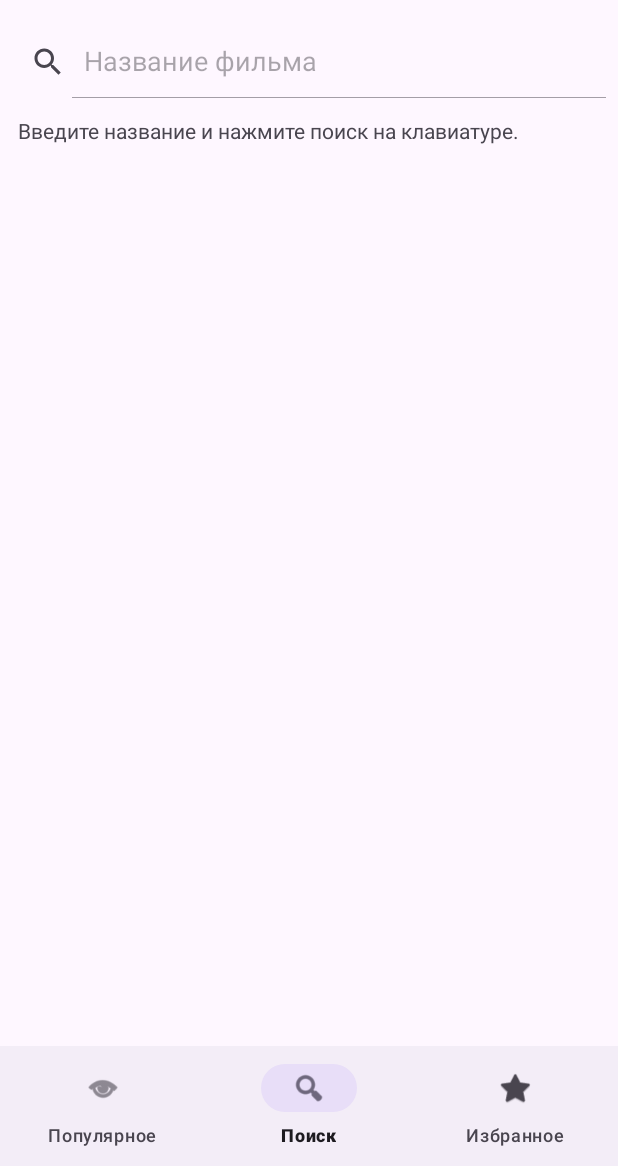
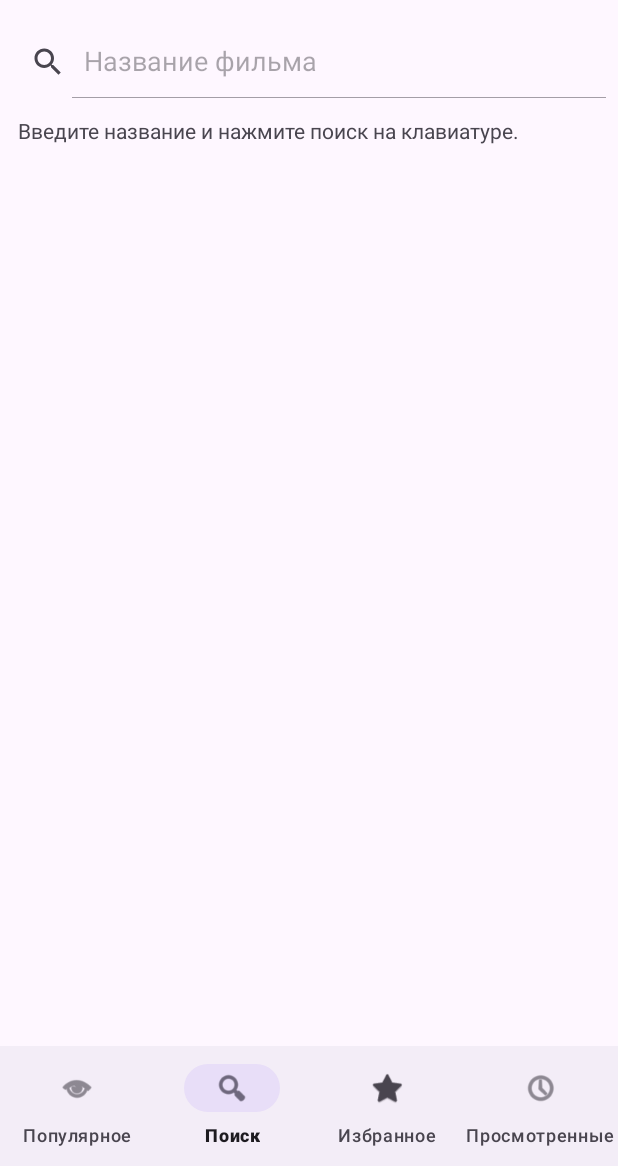
Before and after one commit to 1dober1/moviebox-android, an Android app: the screen it shows after launch (MainActivity), item 2 of the bottom bar chosen, on a phone screen of 412 x 824 dp, the part 70-1236 px from its top. Run offline under Robolectric (Android 15) with nearby library versions, the phone set to English and light mode, and no system bars; our stand-ins replace Room's generated code; pictures from the network do not load.

Commit message:
Add watched movies tab with personal ratings and notes

```diff
--- a/app/src/main/java/com/example/lab5/MainActivity.kt
+++ b/app/src/main/java/com/example/lab5/MainActivity.kt
@@ -37,7 +37,7 @@ class MainActivity : AppCompatActivity() {
         binding.movies.layoutManager = LinearLayoutManager(this)
         binding.movies.adapter = adapter
         binding.navigation.setOnItemSelectedListener {
-            model.selectTab(when (it.itemId) { R.id.search -> 1; R.id.favorites -> 2; else -> 0 })
+            model.selectTab(when (it.itemId) { R.id.search -> 1; R.id.favorites -> 2; R.id.watched -> 3; else -> 0 })
             true
         }
         binding.toolbar.setOnMenuItemClickListener {
@@ -63,21 +63,22 @@ class MainActivity : AppCompatActivity() {
                     val movies = state.visibleMovies()
                     binding.searchInput.isVisible = ui.tab == 1
                     binding.progress.isVisible = ui.loading
-                    binding.retry.isVisible = ui.tab != 2 && (ui.tab == 0 || ui.query.isNotEmpty())
+                    binding.retry.isVisible = ui.tab < 2 && (ui.tab == 0 || ui.query.isNotEmpty())
                     binding.retry.isEnabled = !ui.loading
-                    binding.more.isVisible = ui.tab != 2 && ui.page > 0 && ui.page < ui.totalPages
+                    binding.more.isVisible = ui.tab < 2 && ui.page > 0 && ui.page < ui.totalPages
                     binding.more.isEnabled = !ui.loading
                     binding.status.text = ui.message.ifEmpty {
                         when {
                             ui.loading -> "Загрузка…"
                             ui.tab == 1 && ui.query.isEmpty() -> "Введите название и нажмите поиск на клавиатуре."
+                            movies.isEmpty() && ui.tab == 3 -> getString(R.string.watched_empty)
                             movies.isEmpty() && ui.tab == 2 -> "В избранном пока нет фильмов."
                             movies.isEmpty() -> "Ничего не найдено."
                             else -> "Фильмов: ${movies.size}"
                         }
                     }
                     binding.navigation.menu.getItem(ui.tab).isChecked = true
-                    adapter.submitList(movies.map { MovieRow(it, state.personal[it.id], ui.tab == 2) })
+                    adapter.submitList(movies.map { MovieRow(it, state.personal[it.id], ui.tab >= 2) })
                 }
             }
         }
--- a/app/src/main/java/com/example/lab5/MovieAdapter.kt
+++ b/app/src/main/java/com/example/lab5/MovieAdapter.kt
@@ -33,9 +33,9 @@ class MovieAdapter(private val open: (Int) -> Unit, private val favorite: (Int)
             note.isVisible = row.showNote && row.personal != null
             note.text = row.personal?.let { personal ->
                 listOfNotNull(
-                    personal.note.takeIf(String::isNotBlank),
+                    if (personal.stars > 0) "Моя оценка: ${personal.stars}/5" else "Моя оценка: не выставлена",
                     "Просмотрено".takeIf { personal.watched },
-                    "Моя оценка: ${personal.stars}/5".takeIf { personal.stars > 0 }
+                    personal.note.takeIf(String::isNotBlank)
                 ).joinToString("\n")
             }
             favorite.setText(if (row.personal?.favorite == true) R.string.remove_favorite else R.string.add_favorite)
--- a/app/src/main/java/com/example/lab5/MovieViewModel.kt
+++ b/app/src/main/java/com/example/lab5/MovieViewModel.kt
@@ -24,8 +24,10 @@ data class MovieUi(
 )
 
 data class MovieState(val ui: MovieUi, val movies: List<Movie>, val personal: Map<Int, Personal>) {
-    fun visibleMovies(): List<Movie> = if (ui.tab == 2) {
-        movies.filter { personal[it.id]?.favorite == true }.sortedBy { it.title }
+    fun visibleMovies(): List<Movie> = if (ui.tab >= 2) {
+        movies.filter {
+            if (ui.tab == 2) personal[it.id]?.favorite == true else personal[it.id]?.watched == true
+        }.sortedBy { it.title }
     } else {
         val byId = movies.associateBy { it.id }
         ui.ids.mapNotNull { byId[it] }
@@ -59,7 +61,7 @@ class MovieViewModel(application: Application) : AndroidViewModel(application) {
 
     fun load(more: Boolean = false) {
         val current = ui.value
-        if (current.loading || current.tab == 2 || (current.tab == 1 && current.query.isBlank())) return
+        if (current.loading || current.tab >= 2 || (current.tab == 1 && current.query.isBlank())) return
         if (more && current.page >= current.totalPages) return
         loadJob = viewModelScope.launch {
             val page = if (more) current.page + 1 else 1
--- a/app/src/main/res/layout/activity_main.xml
+++ b/app/src/main/res/layout/activity_main.xml
@@ -26,5 +26,6 @@
     </LinearLayout>
     <com.google.android.material.bottomnavigation.BottomNavigationView
         android:id="@+id/navigation" android:layout_width="match_parent" android:layout_height="wrap_content"
-        app:menu="@menu/navigation" app:labelVisibilityMode="labeled" />
+        app:itemTextAppearanceActive="@style/TextAppearance.MovieNavigation"
+        app:itemTextAppearanceInactive="@style/TextAppearance.MovieNavigation" app:menu="@menu/navigation" app:labelVisibilityMode="labeled" app:itemHorizontalTranslationEnabled="false" />
 </LinearLayout>
--- a/app/src/main/res/layout/item_movie.xml
+++ b/app/src/main/res/layout/item_movie.xml
@@ -11,7 +11,7 @@
             android:textSize="18sp" android:textStyle="bold" />
         <TextView android:id="@+id/metadata" android:layout_width="match_parent" android:layout_height="wrap_content" />
         <TextView android:id="@+id/note" android:layout_width="match_parent" android:layout_height="wrap_content"
-            android:maxLines="3" android:ellipsize="end" android:visibility="gone" />
+            android:visibility="gone" />
         <Button android:id="@+id/favorite" android:layout_width="wrap_content" android:layout_height="wrap_content"
             android:text="@string/add_favorite" />
     </LinearLayout>
--- a/app/src/main/res/menu/navigation.xml
+++ b/app/src/main/res/menu/navigation.xml
@@ -2,4 +2,5 @@
     <item android:id="@+id/popular" android:icon="@android:drawable/ic_menu_view" android:title="@string/popular" />
     <item android:id="@+id/search" android:icon="@android:drawable/ic_menu_search" android:title="@string/search" />
     <item android:id="@+id/favorites" android:icon="@android:drawable/btn_star_big_on" android:title="@string/favorites" />
+    <item android:id="@+id/watched" android:icon="@android:drawable/ic_menu_recent_history" android:title="@string/watched_movies" />
 </menu>
--- a/app/src/main/res/values/strings.xml
+++ b/app/src/main/res/values/strings.xml
@@ -10,6 +10,8 @@
     <string name="remove_favorite">Убрать из избранного</string>
     <string name="back">Назад</string>
     <string name="note_hint">Личная заметка</string>
+    <string name="watched_movies">Просмотренные</string>
+    <string name="watched_empty">Просмотренных фильмов пока нет. Отметьте фильм просмотренным в деталях и сохраните.</string>
     <string name="watched">Просмотрено</string>
     <string name="personal_rating">Моя оценка (1–5 звёзд)</string>
     <string name="save">Сохранить</string>
--- a/app/src/main/res/values/themes.xml
+++ b/app/src/main/res/values/themes.xml
@@ -3,4 +3,7 @@
         <item name="colorPrimary">#345CA8</item>
         <item name="colorSecondary">#345CA8</item>
     </style>
+    <style name="TextAppearance.MovieNavigation" parent="TextAppearance.Material3.LabelMedium">
+        <item name="android:textSize">12sp</item>
+    </style>
 </resources>
```
Also changed, not shown: 1 other file.
